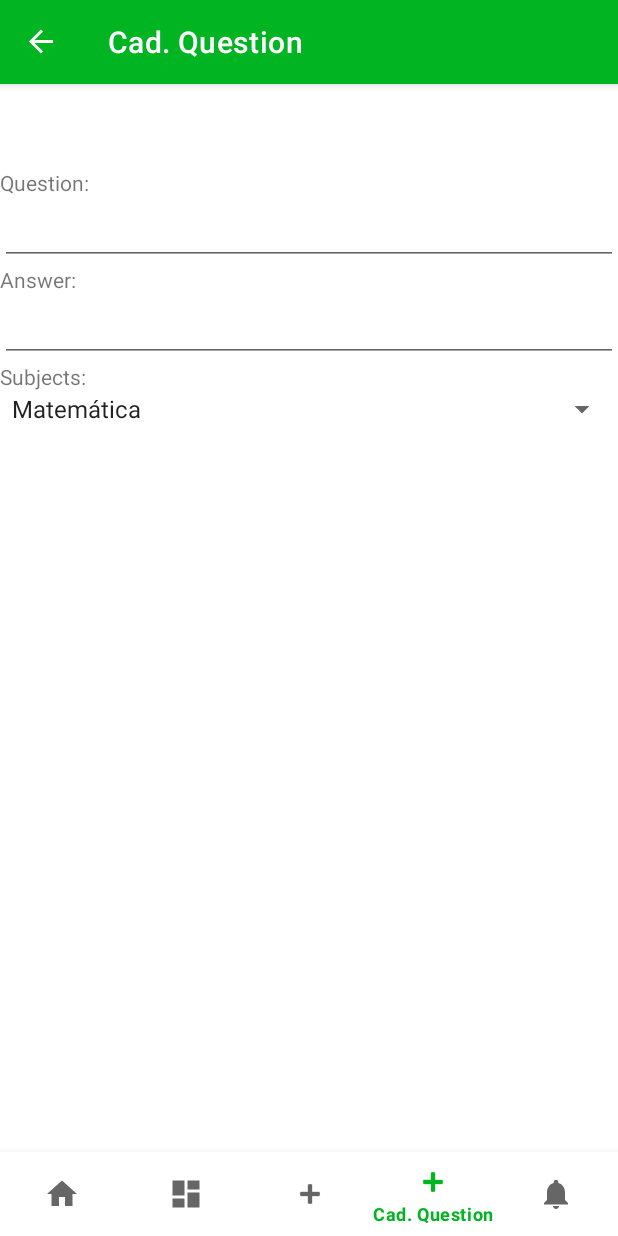
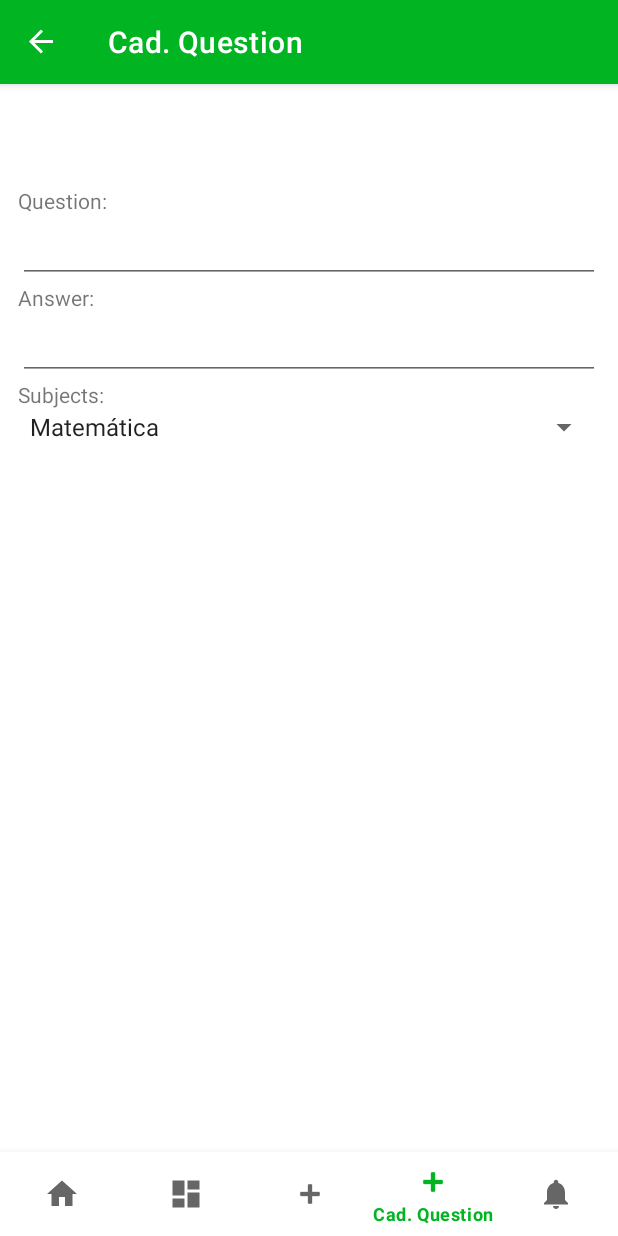
Before and after one commit to EduardoPaz01/IQM-Mobile, an Android app: the CadQuestionFragment screen opened through its navigation route, on a phone screen of 412 x 824 dp. Run offline under Robolectric (Android 15) with nearby library versions, the phone set to English and light mode, and no system bars; our stand-ins replace navigation-ui.

Commit message:
[feature] Enhance Question model and registration screen
Extends the `Question` model with constructors for default initialization and creation from a `JSONObject`, as well as a `toJSONObject()` method.

The question registration screen (`fragment_cad_question`) is updated with new IDs for input fields (`etQuestion`, `etAnswer`, `spSubject`), a "Save" button (`btSave`), and layout margins. The corresponding `CadQuestionFragment` is cleaned up, removing boilerplate code.

```diff
--- a/app/src/main/java/com/ukmi/iqmsoluction/ui/question/CadQuestionFragment.java
+++ b/app/src/main/java/com/ukmi/iqmsoluction/ui/question/CadQuestionFragment.java
@@ -7,54 +7,26 @@ import androidx.fragment.app.Fragment;
 import android.view.LayoutInflater;
 import android.view.View;
 import android.view.ViewGroup;
+import android.widget.Button;
+import android.widget.EditText;
+import android.widget.Spinner;
 
 import com.ukmi.iqmsoluction.R;
 
-/**
- * A simple {@link Fragment} subclass.
- * Use the {@link CadQuestionFragment#newInstance} factory method to
- * create an instance of this fragment.
- */
 public class CadQuestionFragment extends Fragment {
 
-    // TODO: Rename parameter arguments, choose names that match
-    // the fragment initialization parameters, e.g. ARG_ITEM_NUMBER
-    private static final String ARG_PARAM1 = "param1";
-    private static final String ARG_PARAM2 = "param2";
-
-    // TODO: Rename and change types of parameters
-    private String mParam1;
-    private String mParam2;
+    private EditText etQuestion;
+    private EditText etAnswer;
+    private Spinner spSubject;
+    private Button btnSave;
 
     public CadQuestionFragment() {
         // Required empty public constructor
     }
 
-    /**
-     * Use this factory method to create a new instance of
-     * this fragment using the provided parameters.
-     *
-     * @param param1 Parameter 1.
-     * @param param2 Parameter 2.
-     * @return A new instance of fragment CadQuestionFragment.
-     */
-    // TODO: Rename and change types and number of parameters
-    public static CadQuestionFragment newInstance(String param1, String param2) {
-        CadQuestionFragment fragment = new CadQuestionFragment();
-        Bundle args = new Bundle();
-        args.putString(ARG_PARAM1, param1);
-        args.putString(ARG_PARAM2, param2);
-        fragment.setArguments(args);
-        return fragment;
-    }
-
     @Override
     public void onCreate(Bundle savedInstanceState) {
         super.onCreate(savedInstanceState);
-        if (getArguments() != null) {
-            mParam1 = getArguments().getString(ARG_PARAM1);
-            mParam2 = getArguments().getString(ARG_PARAM2);
-        }
     }
 
     @Override
--- a/app/src/main/res/layout/fragment_cad_question.xml
+++ b/app/src/main/res/layout/fragment_cad_question.xml
@@ -8,6 +8,10 @@
     <LinearLayout
         android:layout_width="match_parent"
         android:layout_height="match_parent"
+        android:layout_marginRight="12dp"
+        android:layout_marginLeft="12dp"
+        android:layout_marginTop="12dp"
+        android:layout_marginBottom="12dp"
         android:orientation="vertical">
 
         <TextView
@@ -17,7 +21,7 @@
             android:text="@string/question" />
 
         <EditText
-            android:id="@+id/editTextText3"
+            android:id="@+id/etQuestion"
             android:layout_width="match_parent"
             android:layout_height="wrap_content"
             android:ems="10"
@@ -31,7 +35,7 @@
             android:text="@string/answer" />
 
         <EditText
-            android:id="@+id/editTextText4"
+            android:id="@+id/etAnswer"
             android:layout_width="match_parent"
             android:layout_height="wrap_content"
             android:ems="10"
@@ -45,10 +49,20 @@
             android:text="@string/subjects" />
 
         <Spinner
-            android:id="@+id/spinner"
+            android:id="@+id/spSubject"
             android:entries="@array/list_subject"
             android:layout_width="match_parent"
             android:layout_height="wrap_content" />
+
+        <Space
+            android:layout_width="match_parent"
+            android:layout_height="490dp" />
+
+        <Button
+            android:id="@+id/btSave"
+            android:layout_width="match_parent"
+            android:layout_height="wrap_content"
+            android:text="Save" />
     </LinearLayout>
 
 </FrameLayout>
```
Also changed, not shown: app/src/main/java/com/ukmi/iqmsoluction/model/Question.java (+52 -1 lines).
